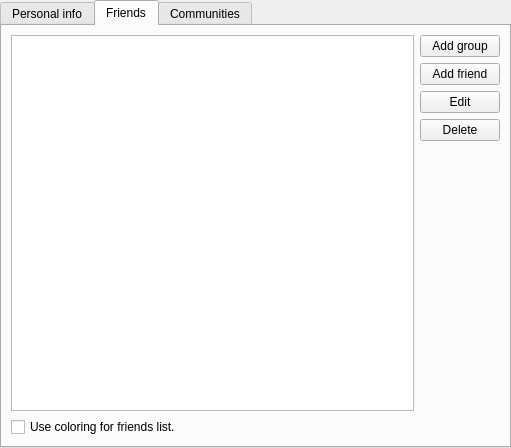
Above: src/plugins/blogique/plugins/metida/profilewidget.ui from 0xd34df00d/leechcraft before the change. Below: the same form after it.
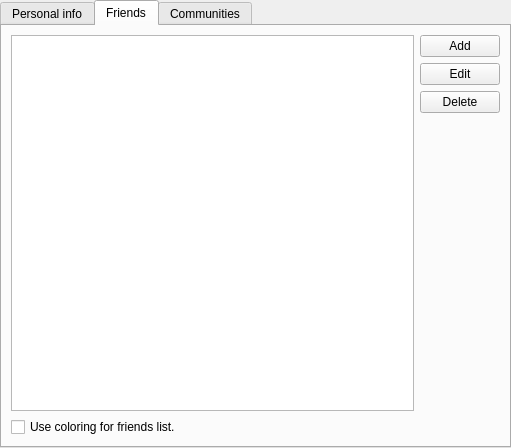
That is the form after the change. The open tabs and pages were chosen to show the change.

Commit message: Blogique Metida: unite add friend/group in one widget

The edit to the form file:
```diff
--- a/src/plugins/blogique/plugins/metida/profilewidget.ui
+++ b/src/plugins/blogique/plugins/metida/profilewidget.ui
@@ -176,14 +176,7 @@
          <item>
           <widget class="QPushButton" name="AddGroup_">
            <property name="text">
-            <string>Add group</string>
-           </property>
-          </widget>
-         </item>
-         <item>
-          <widget class="QPushButton" name="AddFriend_">
-           <property name="text">
-            <string>Add friend</string>
+            <string>Add</string>
            </property>
           </widget>
          </item>
```
Left out of the diff: 2 changed lines with no effect on the pictures. The commit also changes 13 other files.
